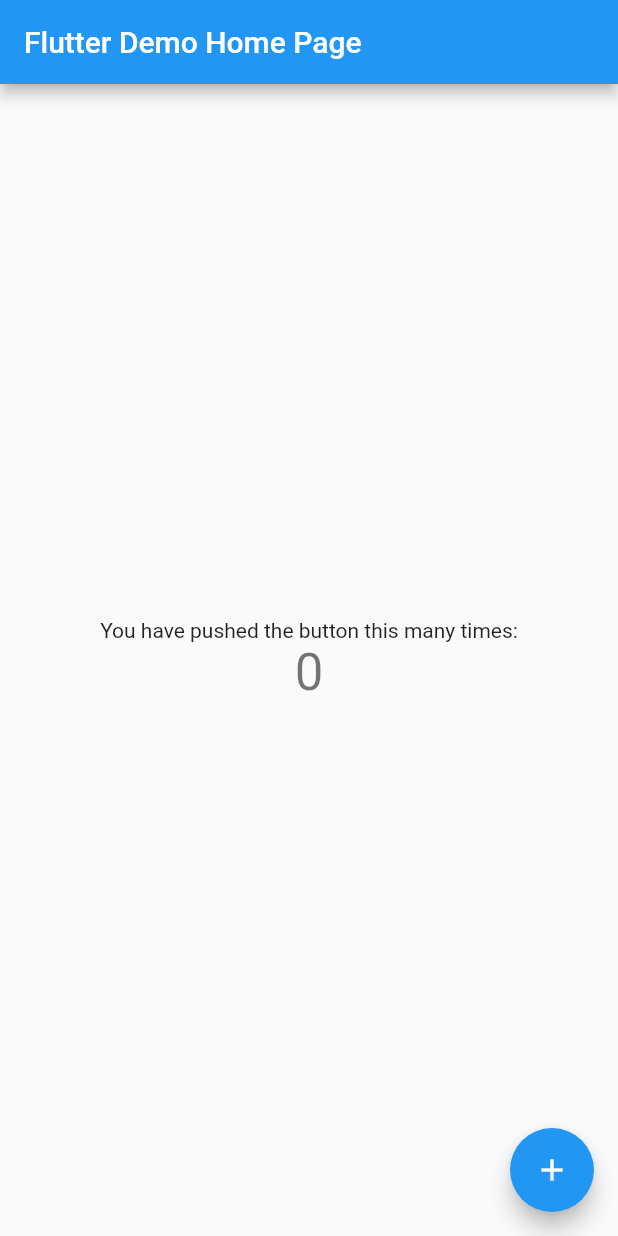
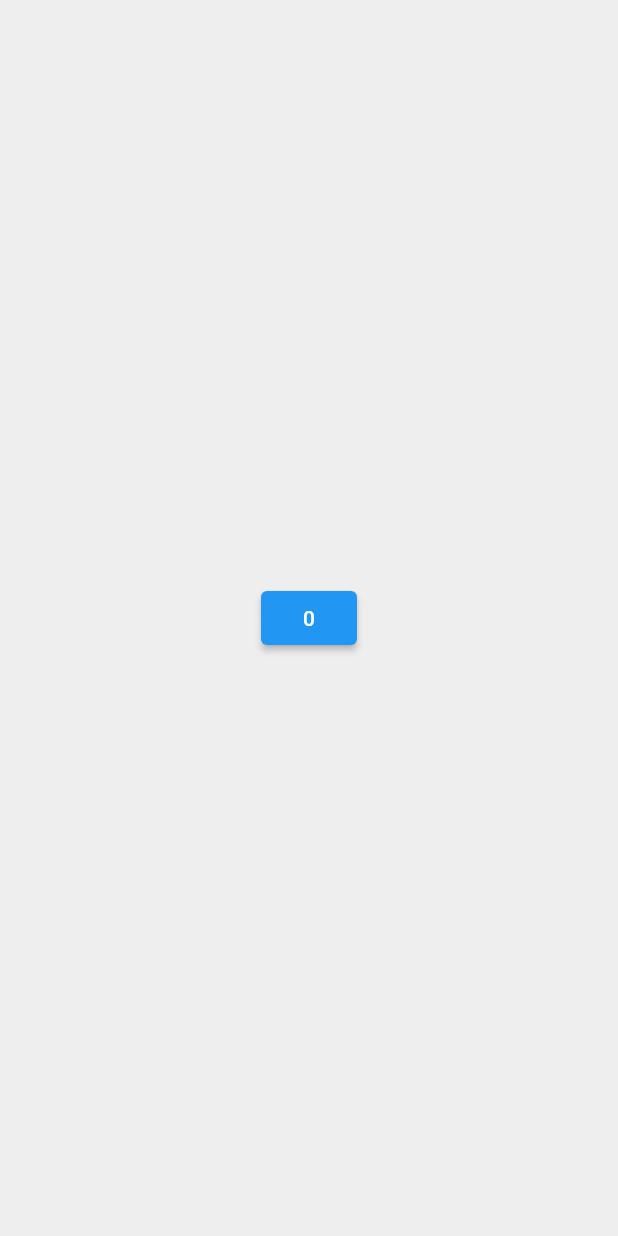
Before and after one commit to LDSmartHome/Learnify, a Flutter app: the screen it shows after launch, on a phone screen of 412 x 824 dp. Run offline on Flutter 3.47's test engine with Material 2 defaults, Android fonts, the phone set to English and light mode, and no system bars.

Commit message:
Add example

```diff
--- /dev/null
+++ b/lib/SignUpScreen.dart
@@ -0,0 +1,27 @@
+import 'package:flutter/material.dart';
+
+class SignUpScreen extends StatefulWidget {
+  @override
+  _SignUpScreen createState() => _SignUpScreen();
+}
+
+class _SignUpScreen extends State<SignUpScreen> {
+  int _count = 0;
+
+  @override
+  Widget build(BuildContext context) {
+    return Scaffold(
+        backgroundColor: Colors.grey[200],
+        body: Center(
+            child: ElevatedButton(
+              onPressed: () {
+                setState(() {
+                  _count++;
+                });
+              },
+              child: Text(_count.toString()),
+            )
+        )
+    );
+  }
+}
--- a/lib/main.dart
+++ b/lib/main.dart
@@ -1,115 +1,19 @@
 import 'package:flutter/material.dart';
 
-void main() {
-  runApp(const MyApp());
-}
+import 'SignUpScreen.dart';
 
-class MyApp extends StatelessWidget {
-  const MyApp({Key? key}) : super(key: key);
+void main() => runApp(const SignUpApp());
 
-  // This widget is the root of your application.
+class SignUpApp extends StatelessWidget {
+  const SignUpApp();
+
   @override
   Widget build(BuildContext context) {
     return MaterialApp(
-      title: 'Flutter Demo',
-      theme: ThemeData(
-        // This is the theme of your application.
-        //
-        // Try running your application with "flutter run". You'll see the
-        // application has a blue toolbar. Then, without quitting the app, try
-        // changing the primarySwatch below to Colors.green and then invoke
-        // "hot reload" (press "r" in the console where you ran "flutter run",
-        // or simply save your changes to "hot reload" in a Flutter IDE).
-        // Notice that the counter didn't reset back to zero; the application
-        // is not restarted.
-        primarySwatch: Colors.blue,
-      ),
-      home: const MyHomePage(title: 'Flutter Demo Home Page'),
+      debugShowCheckedModeBanner: false,
+      routes: {
+        '/': (context) => SignUpScreen(),
+      },
     );
   }
 }
-
-class MyHomePage extends StatefulWidget {
-  const MyHomePage({Key? key, required this.title}) : super(key: key);
-
-  // This widget is the home page of your application. It is stateful, meaning
-  // that it has a State object (defined below) that contains fields that affect
-  // how it looks.
-
-  // This class is the configuration for the state. It holds the values (in this
-  // case the title) provided by the parent (in this case the App widget) and
-  // used by the build method of the State. Fields in a Widget subclass are
-  // always marked "final".
-
-  final String title;
-
-  @override
-  State<MyHomePage> createState() => _MyHomePageState();
-}
-
-class _MyHomePageState extends State<MyHomePage> {
-  int _counter = 0;
-
-  void _incrementCounter() {
-    setState(() {
-      // This call to setState tells the Flutter framework that something has
-      // changed in this State, which causes it to rerun the build method below
-      // so that the display can reflect the updated values. If we changed
-      // _counter without calling setState(), then the build method would not be
-      // called again, and so nothing would appear to happen.
-      _counter++;
-    });
-  }
-
-  @override
-  Widget build(BuildContext context) {
-    // This method is rerun every time setState is called, for instance as done
-    // by the _incrementCounter method above.
-    //
-    // The Flutter framework has been optimized to make rerunning build methods
-    // fast, so that you can just rebuild anything that needs updating rather
-    // than having to individually change instances of widgets.
-    return Scaffold(
-      appBar: AppBar(
-        // Here we take the value from the MyHomePage object that was created by
-        // the App.build method, and use it to set our appbar title.
-        title: Text(widget.title),
-      ),
-      body: Center(
-        // Center is a layout widget. It takes a single child and positions it
-        // in the middle of the parent.
-        child: Column(
-          // Column is also a layout widget. It takes a list of children and
-          // arranges them vertically. By default, it sizes itself to fit its
-          // children horizontally, and tries to be as tall as its parent.
-          //
-          // Invoke "debug painting" (press "p" in the console, choose the
-          // "Toggle Debug Paint" action from the Flutter Inspector in Android
-          // Studio, or the "Toggle Debug Paint" command in Visual Studio Code)
-          // to see the wireframe for each widget.
-          //
-          // Column has various properties to control how it sizes itself and
-          // how it positions its children. Here we use mainAxisAlignment to
-          // center the children vertically; the main axis here is the vertical
-          // axis because Columns are vertical (the cross axis would be
-          // horizontal).
-          mainAxisAlignment: MainAxisAlignment.center,
-          children: <Widget>[
-            const Text(
-              'You have pushed the button this many times:',
-            ),
-            Text(
-              '$_counter',
-              style: Theme.of(context).textTheme.headline4,
-            ),
-          ],
-        ),
-      ),
-      floatingActionButton: FloatingActionButton(
-        onPressed: _incrementCounter,
-        tooltip: 'Increment',
-        child: const Icon(Icons.add),
-      ), // This trailing comma makes auto-formatting nicer for build methods.
-    );
-  }
-}
```
Also changed, not shown: 1 other file.
